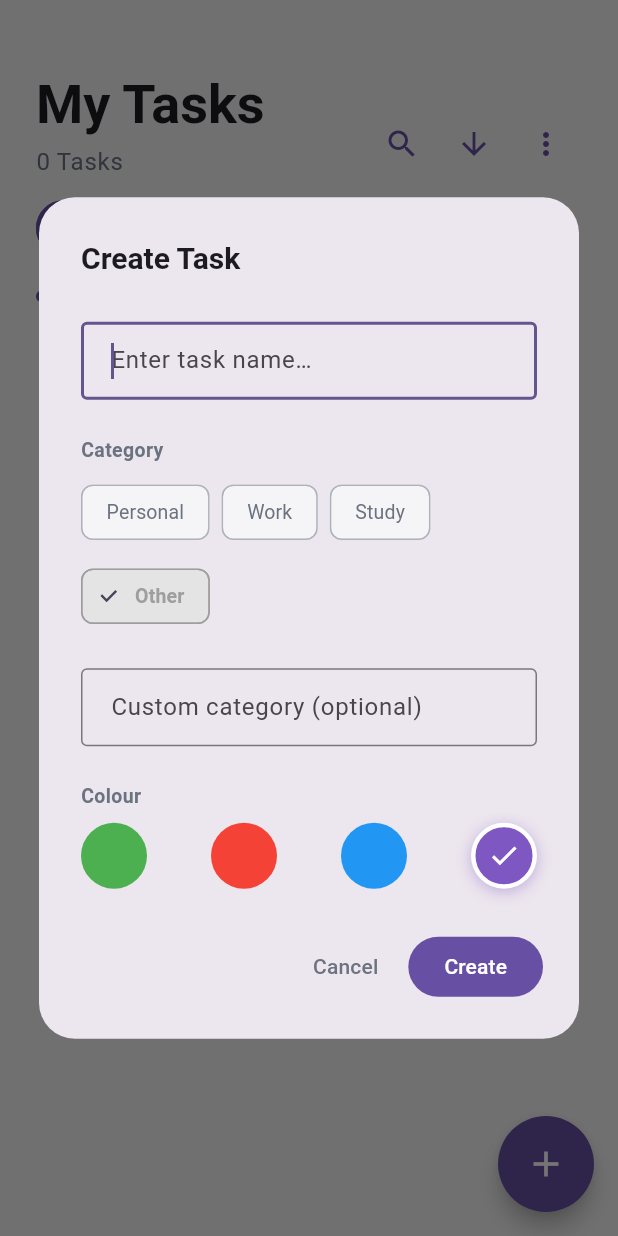
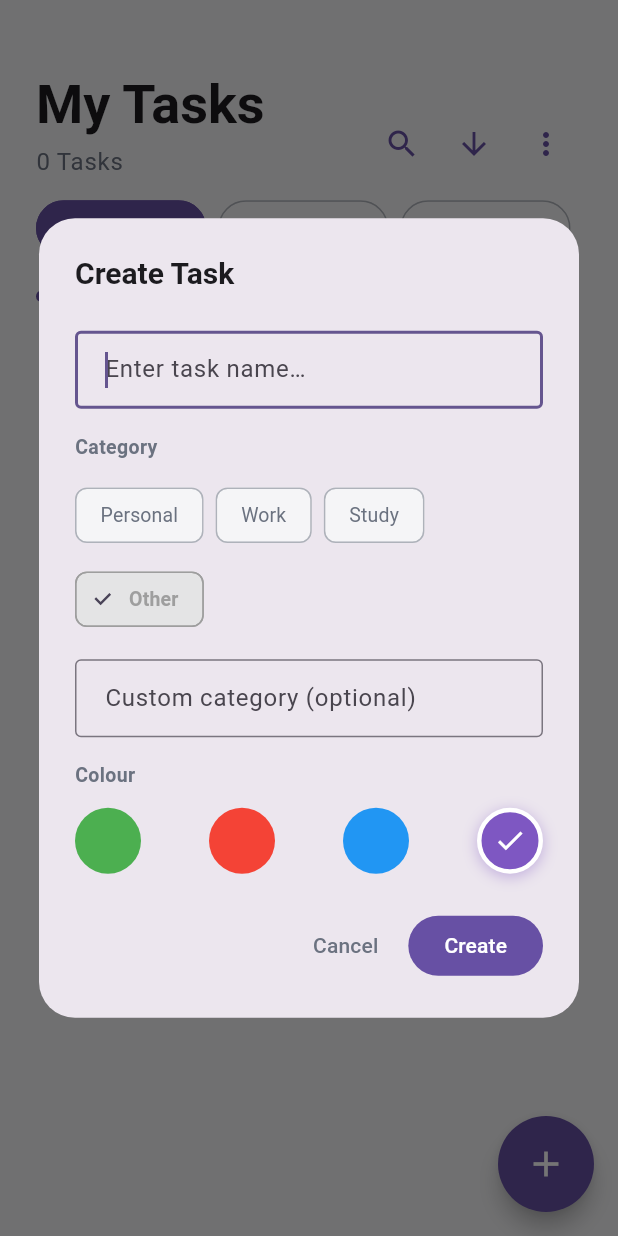
Before and after one commit to TotallyIndecisive/flutter-to-do-app, a Flutter app: the screen it shows after launch, after a tap on the "add" icon, on a phone screen of 412 x 824 dp. Run offline on Flutter 3.47's test engine with Material 3 defaults, Android fonts, the phone set to English and light mode, and no system bars; our stand-ins replace hive, hive_flutter; accounts and stored records are empty.

Commit message:
Fixed Create Task Dialog When Keyboard Opens

```diff
--- a/lib/main.dart
+++ b/lib/main.dart
@@ -329,8 +329,8 @@ class _MyHomePageState extends State<MyHomePage> {
               ),
               constraints: const BoxConstraints(maxWidth: 640, minWidth: 360),
               insetPadding: const EdgeInsets.symmetric(horizontal: 24, vertical: 28),
-              contentPadding: const EdgeInsets.all(28),
-              titlePadding: const EdgeInsets.fromLTRB(28, 28, 28, 0),
+              contentPadding: const EdgeInsets.all(24),
+              titlePadding: const EdgeInsets.fromLTRB(24, 24, 24, 0),
               title: const Text(
                 'Create Task',
                 style: TextStyle(
@@ -339,10 +339,10 @@ class _MyHomePageState extends State<MyHomePage> {
                   color: Color(0xFF1C1B1F),
                 ),
               ),
-              content: Column(
-                mainAxisSize: MainAxisSize.min,
-                crossAxisAlignment: CrossAxisAlignment.start,
-                children: [
+              content: SingleChildScrollView(
+                child: Column(
+                  crossAxisAlignment: CrossAxisAlignment.start,
+                  children: [
                   TextField(
                     controller: _controller,
                     autofocus: true,
@@ -361,7 +361,7 @@ class _MyHomePageState extends State<MyHomePage> {
                       Navigator.pop(ctx);
                     },
                   ),
-                  const SizedBox(height: 24),
+                  const SizedBox(height: 16),
                   const Text(
                     'Category',
                     style: TextStyle(
@@ -370,7 +370,7 @@ class _MyHomePageState extends State<MyHomePage> {
                       color: Color(0xFF6B7280),
                     ),
                   ),
-                  const SizedBox(height: 8),
+                  const SizedBox(height: 12),
                   Wrap(
                     spacing: 8,
                     runSpacing: 8,
@@ -402,7 +402,7 @@ class _MyHomePageState extends State<MyHomePage> {
                     }).toList(),
                   ),
                   if (currentSaved.isNotEmpty) ...[
-                    const SizedBox(height: 24),
+                    const SizedBox(height: 16),
                     Row(
                       mainAxisAlignment: MainAxisAlignment.spaceBetween,
                       children: [
@@ -424,7 +424,7 @@ class _MyHomePageState extends State<MyHomePage> {
                         ),
                       ],
                     ),
-                    const SizedBox(height: 8),
+                    const SizedBox(height: 12),
                     Wrap(
                       spacing: 8,
                       runSpacing: 8,
@@ -502,7 +502,7 @@ class _MyHomePageState extends State<MyHomePage> {
                       }).toList(),
                     ),
                   ],
-                  const SizedBox(height: 24),
+                  const SizedBox(height: 16),
                   TextField(
                     controller: customCatController,
                     maxLength: 20,
@@ -519,7 +519,7 @@ class _MyHomePageState extends State<MyHomePage> {
                       });
                     },
                   ),
-                  const SizedBox(height: 24),
+                  const SizedBox(height: 16),
                   const Text(
                     'Colour',
                     style: TextStyle(
@@ -528,7 +528,7 @@ class _MyHomePageState extends State<MyHomePage> {
                       color: Color(0xFF6B7280),
                     ),
                   ),
-                  const SizedBox(height: 8),
+                  const SizedBox(height: 12),
                   Row(
                     mainAxisAlignment: MainAxisAlignment.spaceBetween,
                     children: TaskColor.values.map((c) {
@@ -563,6 +563,7 @@ class _MyHomePageState extends State<MyHomePage> {
                     }).toList(),
                   ),
                 ],
+              ),
               ),
               actions: [
                 TextButton(
```
